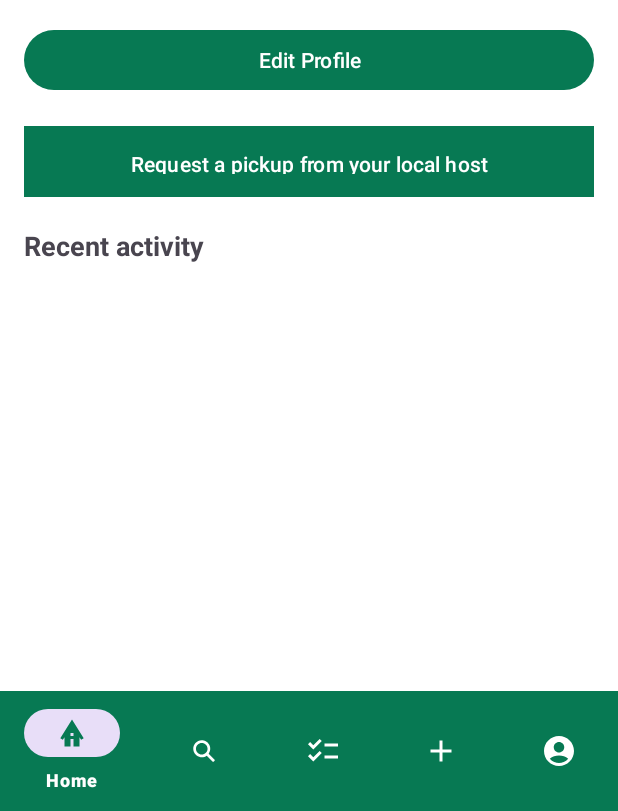
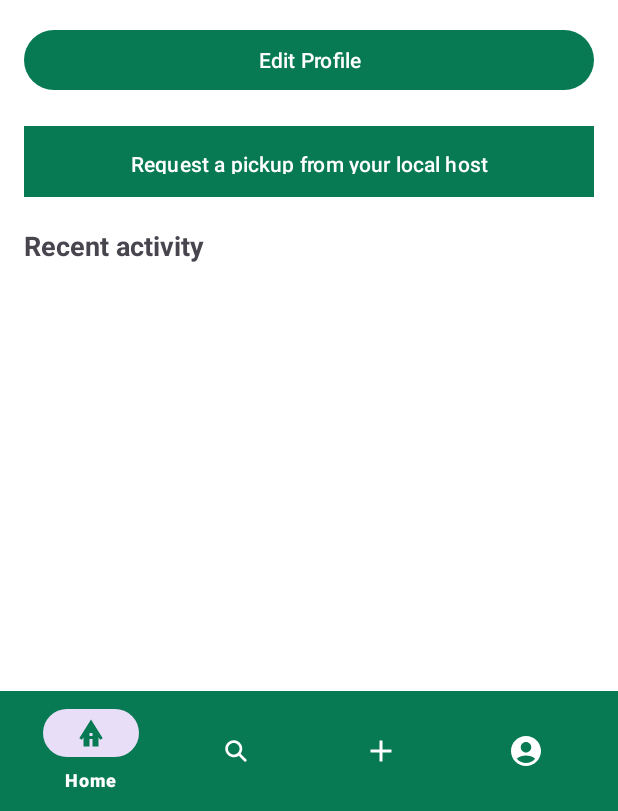
Before and after one commit to RiddhiSGithub/Compostify, an Android app: the screen it shows after launch (HomePageActivity), on a phone screen of 412 x 824 dp, the part 425-1236 px from its top. Run offline under Robolectric (Android 15) with nearby library versions, the phone set to English and light mode, and no system bars.

Commit message:
Removed List From navigation and its File and make some changes on the Top Title

```diff
--- a/app/src/main/java/com/example/compostify/HomePageActivity.java
+++ b/app/src/main/java/com/example/compostify/HomePageActivity.java
@@ -24,7 +24,7 @@ public class HomePageActivity extends AppCompatActivity {
         setContentView(homePageBinding.getRoot());
 
         // Set up initial fragment
-        replaceFragment(new HomeFragment());
+        replaceFragment(new HomeFragment(), getString(R.string.app_name));
 
         // Manually change the color for the initially selected item (Home)
         changeColorIcon(homePageBinding.bottomNavigationView.getMenu().findItem(R.id.home));
@@ -34,19 +34,16 @@ public class HomePageActivity extends AppCompatActivity {
             @Override
             public boolean onNavigationItemSelected(MenuItem item) {
                 if (item.getItemId() == R.id.home) {
-                    replaceFragment(new HomeFragment());
+                    replaceFragment(new HomeFragment(), getString(R.string.app_name));
                     changeColorIcon(item);
                 } else if (item.getItemId() == R.id.Search) {
-                    replaceFragment(new SearchFragment());
-                    changeColorIcon(item);
-                } else if (item.getItemId() == R.id.list) {
-                    replaceFragment(new ListFragment());
+                    replaceFragment(new SearchFragment(),getString(R.string.search_title));
                     changeColorIcon(item);
                 } else if (item.getItemId() == R.id.publish) {
-                    replaceFragment(new PublishFragment());
+                    replaceFragment(new PublishFragment(), getString(R.string.publish_title));
                     changeColorIcon(item);
                 } else if (item.getItemId() == R.id.profile) {
-                    replaceFragment(new ProfileFragment());
+                    replaceFragment(new ProfileFragment(), getString(R.string.profile_title));
                     changeColorIcon(item);
                 }
 
@@ -73,10 +70,18 @@ public class HomePageActivity extends AppCompatActivity {
     }
 
 
-    private void replaceFragment(Fragment fragment) {
+    private void replaceFragment(Fragment fragment, String title) {
+        // Pass the fragment title as an argument
+        Bundle bundle = new Bundle();
+        bundle.putString("title", title);
+        fragment.setArguments(bundle);
+
         FragmentManager fragmentManager = getSupportFragmentManager();
         FragmentTransaction fragmentTransaction = fragmentManager.beginTransaction();
         fragmentTransaction.replace(R.id.frame_layout, fragment);
         fragmentTransaction.commit();
+
+        // Update toolbar title
+        homePageBinding.actionBar.materialToolbar.setTitle(title);
     }
 }
--- a/app/src/main/res/drawable/baseline_checklist_24.xml
+++ /dev/null
@@ -1,5 +0,0 @@
-<vector android:height="24dp" android:tint="?attr/colorControlNormal"
-    android:viewportHeight="24" android:viewportWidth="24"
-    android:width="24dp" xmlns:android="http://schemas.android.com/apk/res/android">
-    <path android:fillColor="@android:color/white" android:pathData="M22,7h-9v2h9V7zM22,15h-9v2h9V15zM5.54,11L2,7.46l1.41,-1.41l2.12,2.12l4.24,-4.24l1.41,1.41L5.54,11zM5.54,19L2,15.46l1.41,-1.41l2.12,2.12l4.24,-4.24l1.41,1.41L5.54,19z"/>
-</vector>
--- a/app/src/main/res/menu/bottom_nav_menu.xml
+++ b/app/src/main/res/menu/bottom_nav_menu.xml
@@ -9,10 +9,6 @@
         android:title="@string/search"
         android:icon="@drawable/search"/>
     <item
-        android:id="@+id/list"
-        android:title="@string/list"
-        android:icon="@drawable/baseline_checklist_24"/>
-    <item
         android:id="@+id/publish"
         android:title="@string/post"
         android:icon="@drawable/baseline_add_24"/>
--- a/app/src/main/res/values/strings.xml
+++ b/app/src/main/res/values/strings.xml
@@ -32,4 +32,8 @@
     <string name="address">Address</string>
     <string name="see_more">See More</string>
 
+    <string name="search_title">Search</string>
+    <string name="publish_title">Publish</string>
+    <string name="profile_title">Profile</string>
+
 </resources>
```
Also changed, not shown: app/src/main/java/com/example/compostify/ListFragment.java (deleted, +0 -64 lines), app/src/main/res/layout/fragment_list.xml (deleted, +0 -14 lines), app/src/main/res/layout/fragment_publish.xml (+10 -10 lines).
